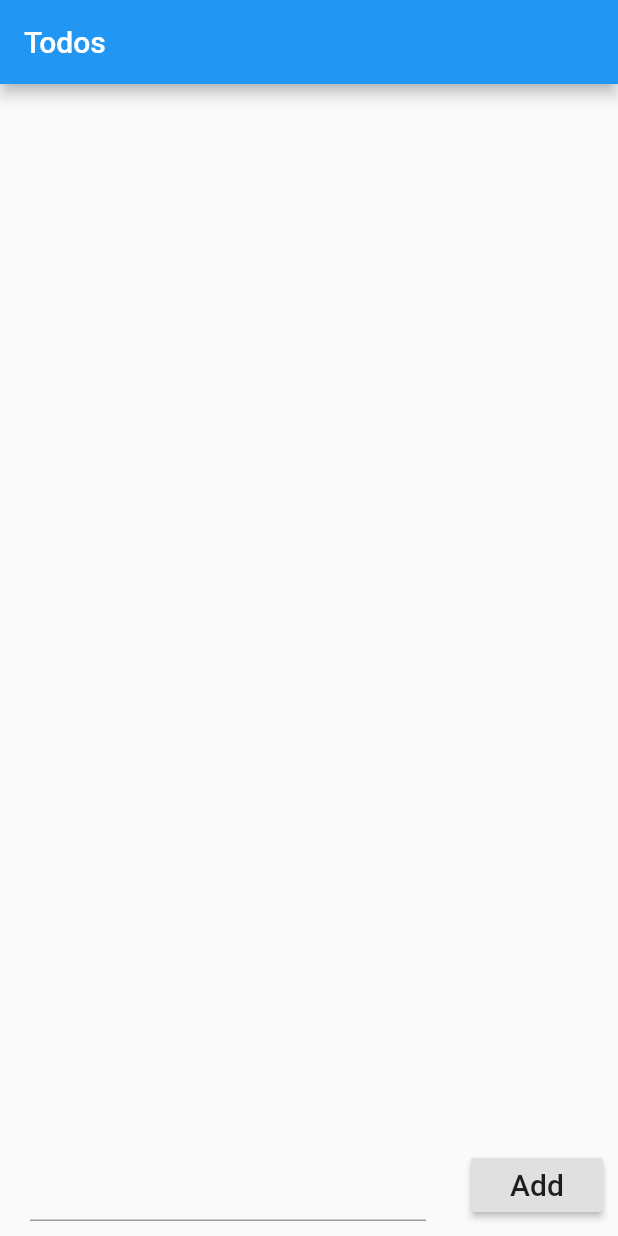
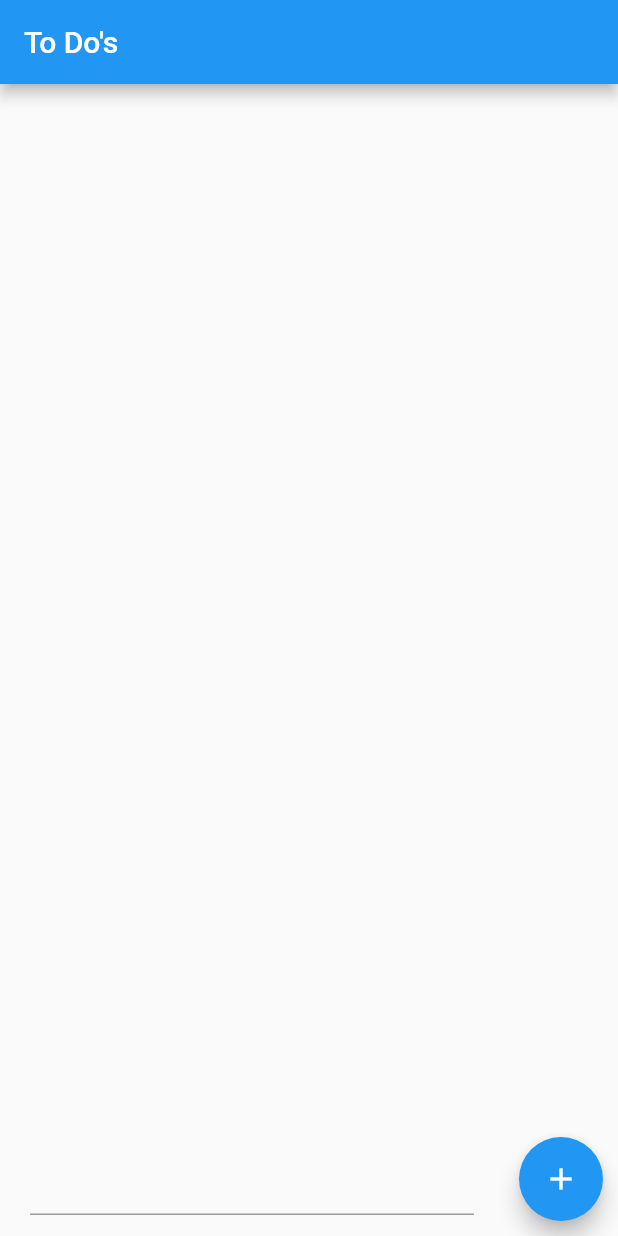
Before and after one commit to flutteringcookycrumb/FlutterTodo, a Flutter app: the screen it shows after launch, on a phone screen of 412 x 824 dp. Run offline on Flutter 3.47's test engine with Material 2 defaults, Android fonts, the phone set to English and light mode, and no system bars.

Commit message:
floating button

```diff
--- a/lib/main.dart
+++ b/lib/main.dart
@@ -2,15 +2,19 @@ import 'package:flutter/material.dart';
 
 void main() => runApp(MyApp());
 
-class MyApp extends StatelessWidget {
+class Todo {
+  String title;
+  bool checked;
+}
+
+  class MyApp extends StatelessWidget {
   @override
   Widget build(BuildContext context) {
     return MaterialApp(
-      title: 'Flutter Demo',
       theme: ThemeData(
         primarySwatch: Colors.blue,
       ),
-      home: TodoList(title: 'Todos'),
+      home: TodoList(title: 'To Do\'s'),
     );
   }
 }
@@ -21,25 +25,20 @@ class TodoList extends StatefulWidget {
   final String title;
 
   @override
-  _TodoListState createState() => _TodoListState();
+  _TodoListState createState() => new _TodoListState();
 }
 
-class Todo {
-  String title;
-  bool checked;
-}
 
-class _TodoListState extends State<TodoList> {
-  final _todos = <Todo>[];
+class  _TodoListState extends State<TodoList> {
+  var _todos = <Todo>[];
   final _biggerFont = const TextStyle(fontSize: 20.0);
   String _textFieldValue;
 
   @override
   Widget build(BuildContext context) {
     return Scaffold(
-      appBar: AppBar(title: Text(widget.title)),
-      body: _buildContainer(),
-    );
+        appBar: AppBar(title: Text(widget.title)),
+        body: _buildContainer());
   }
 
   Widget _buildContainer() {
@@ -48,7 +47,7 @@ class _TodoListState extends State<TodoList> {
   }
 
   Widget _buildList() {
-    return new Expanded(
+    return Expanded(
         child: ListView.builder(
             padding: const EdgeInsets.all(1),
             itemCount: _todos.length,
@@ -57,23 +56,37 @@ class _TodoListState extends State<TodoList> {
             }));
   }
 
+
+  Widget _buildTodoRow(Todo todo) {
+    return ListTile(
+      title: Text(todo.title, style: _biggerFont),
+      trailing:
+      Icon(todo.checked ? Icons.check_box : Icons.check_box_outline_blank),
+      onTap: () {
+        setState(() {
+          todo.checked = !todo.checked;
+        });
+      },
+    );
+  }
+
   Widget _buildAddTodoRow() {
     return Row(children: [_buildTextField(), _buildAddTodoButton()]);
   }
 
   Widget _buildAddTodoButton() {
-    return new Padding(
+    return Padding(
         padding: EdgeInsets.all(10),
-        child: RaisedButton(
+        child: FloatingActionButton(
             onPressed: () {
               setState(() {
-                Todo todo = new Todo();
+                Todo todo = Todo();
                 todo.title = _textFieldValue;
                 todo.checked = false;
                 _todos.add(todo);
               });
             },
-            child: const Text('Add', style: TextStyle(fontSize: 20))));
+            child: const Icon(Icons.add)));
   }
 
   Widget _buildTextField() {
@@ -85,16 +98,4 @@ class _TodoListState extends State<TodoList> {
             })));
   }
 
-  Widget _buildTodoRow(Todo todo) {
-    return ListTile(
-      title: Text(todo.title, style: _biggerFont),
-      trailing:
-          Icon(todo.checked ? Icons.check_box : Icons.check_box_outline_blank),
-      onTap: () {
-        setState(() {
-          todo.checked = !todo.checked;
-        });
-      },
-    );
-  }
 }
```
